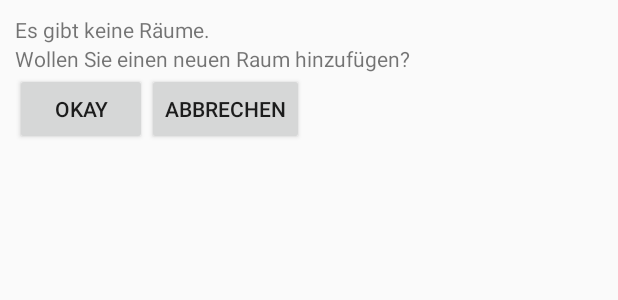
After one commit to mr-sicher/NZSE-SmartHome, an Android app: the layout dialog_room_question.xml on its own in the app's theme, with its tools: preview values and no code run, on a phone screen of 412 x 824 dp. The commit adds this screen. Shown: the top 300 px of the screen. Run offline under Robolectric (Android 15) with nearby library versions, the phone set to English and light mode, and no system bars.

Commit message:
Small Bugfix - 1.0.0 pre 2
- Bug in adding device fixed

```diff
--- a/app/build.gradle
+++ b/app/build.gradle
@@ -10,7 +10,7 @@ android {
         maxSdkVersion 23
         targetSdkVersion 20
         versionCode 11
-        versionName "1.0.0 pre 1"
+        versionName "1.0.0 pre 2"
     }
     buildTypes {
         release {
--- a/app/src/main/java/de/sicher/sichersmarthome/RoomActivity.java
+++ b/app/src/main/java/de/sicher/sichersmarthome/RoomActivity.java
@@ -75,7 +75,6 @@ public class RoomActivity extends SmartActivity {
         listView.setOnItemClickListener(new AdapterView.OnItemClickListener() {
             @Override
             public void onItemClick(AdapterView<?> parent, View view, int position, long id) {
-                //Toast.makeText(getApplicationContext(), "HELPHELP", Toast.LENGTH_SHORT).show();
                 Device device = (Device) parent.getItemAtPosition(position);
                 System.out.println(device.getName());
                 device.onClick(adapter, getApplicationContext());
@@ -153,6 +152,7 @@ public class RoomActivity extends SmartActivity {
 
                 builder.setView(dialog);
                 final AlertDialog alertDialog = builder.show();
+                alertDialog.setCancelable(false);
 
                 Button save = (Button) dialog.findViewById(R.id.btn_save);
                 save.setOnClickListener(new View.OnClickListener() {
--- a/app/src/main/java/de/sicher/sichersmarthome/objects/Heating.java
+++ b/app/src/main/java/de/sicher/sichersmarthome/objects/Heating.java
@@ -4,7 +4,6 @@ import android.content.Context;
 import android.support.v7.app.AlertDialog;
 import android.view.LayoutInflater;
 import android.view.View;
-import android.widget.AdapterView;
 import android.widget.Button;
 import android.widget.ImageView;
 import android.widget.SeekBar;
@@ -111,6 +110,8 @@ public class Heating extends Device{
 
         builder.setView(dialog);
         final AlertDialog alertDialog = builder.show();
+        alertDialog.setCancelable(false);
+
         Button delete = (Button) dialog.findViewById(R.id.deleteButton);
         // if decline button is clicked, close the custom dialog
         delete.setOnClickListener(new View.OnClickListener() {
--- a/app/src/main/java/de/sicher/sichersmarthome/objects/Light.java
+++ b/app/src/main/java/de/sicher/sichersmarthome/objects/Light.java
@@ -62,6 +62,8 @@ public class Light extends Device{
 
         builder.setView(dialog);
         final AlertDialog alertDialog = builder.show();
+        alertDialog.setCancelable(false);
+
         Button delete = (Button) dialog.findViewById(R.id.deleteButton);
         // if decline button is clicked, close the custom dialog
         delete.setOnClickListener(new View.OnClickListener() {
--- /dev/null
+++ b/app/src/main/res/layout/dialog_room_question.xml
@@ -0,0 +1,39 @@
+<RelativeLayout
+    android:layout_height="fill_parent"
+    android:layout_width="fill_parent"
+    xmlns:android="http://schemas.android.com/apk/res/android">
+    <RelativeLayout android:layout_width="wrap_content"
+        android:layout_height="wrap_content"
+        android:layout_marginTop="10dp"
+        android:layout_marginLeft="10dp"
+        android:layout_marginRight="10dp">
+
+        <TextView
+            android:id="@+id/no_room"
+            android:layout_width="wrap_content"
+            android:layout_height="wrap_content"
+            android:text="@string/device_no_room_question"/>
+        <TextView
+            android:id="@+id/message"
+            android:layout_width="wrap_content"
+            android:layout_height="wrap_content"
+            android:layout_below="@+id/no_room"
+            android:text="@string/device_room_question"/>
+
+        <Button
+            android:id="@+id/okay_button"
+            android:layout_width="wrap_content"
+            android:layout_height="wrap_content"
+            android:layout_below="@+id/message"
+            android:text="@string/okayButton"/>
+
+        <Button
+            android:id="@+id/cancel_button"
+            android:layout_width="wrap_content"
+            android:layout_height="wrap_content"
+            android:layout_below="@+id/message"
+            android:layout_toRightOf="@id/okay_button"
+            android:text="@string/aboutButton"/>
+
+    </RelativeLayout>
+</RelativeLayout>
--- a/app/src/main/res/values/strings.xml
+++ b/app/src/main/res/values/strings.xml
@@ -31,6 +31,8 @@
     <string name="json_device_heating_temperature">heating temperature</string>
     <string name="json_file">smarthomesave.json</string>
     <string name="all_off">Alles aus</string>
+    <string name="device_room_question">Wollen Sie einen neuen Raum hinzufügen?</string>
+    <string name="device_no_room_question">Es gibt keine Räume.</string>
 
 
     <string-array name="spinner_type_available">
```
Also changed, not shown: app/src/main/java/de/sicher/sichersmarthome/ShowHeatingActivity.java (+78 -7 lines), app/src/main/java/de/sicher/sichersmarthome/ShowLightActivity.java (+74 -6 lines), app/src/main/java/de/sicher/sichersmarthome/ShowRoomActivity.java (+8 -4 lines), 2 other files.
